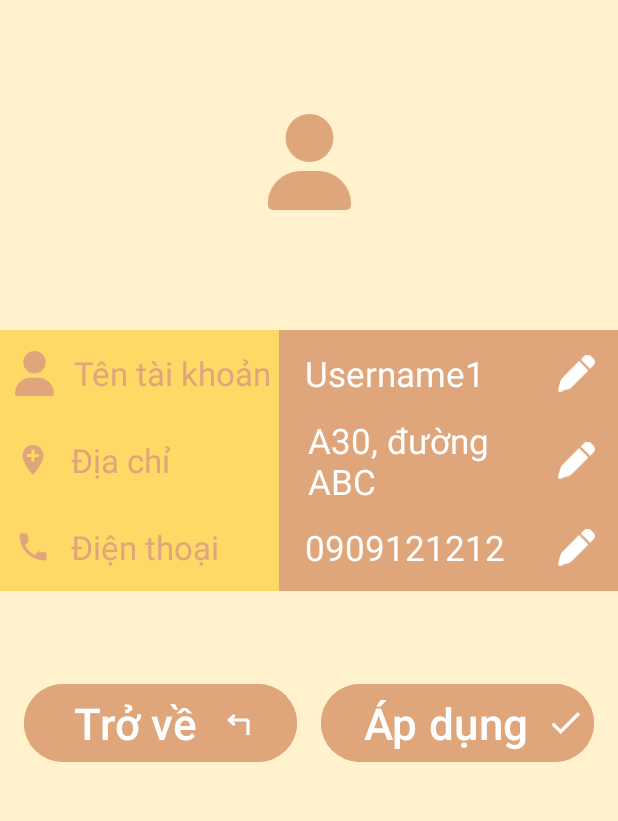
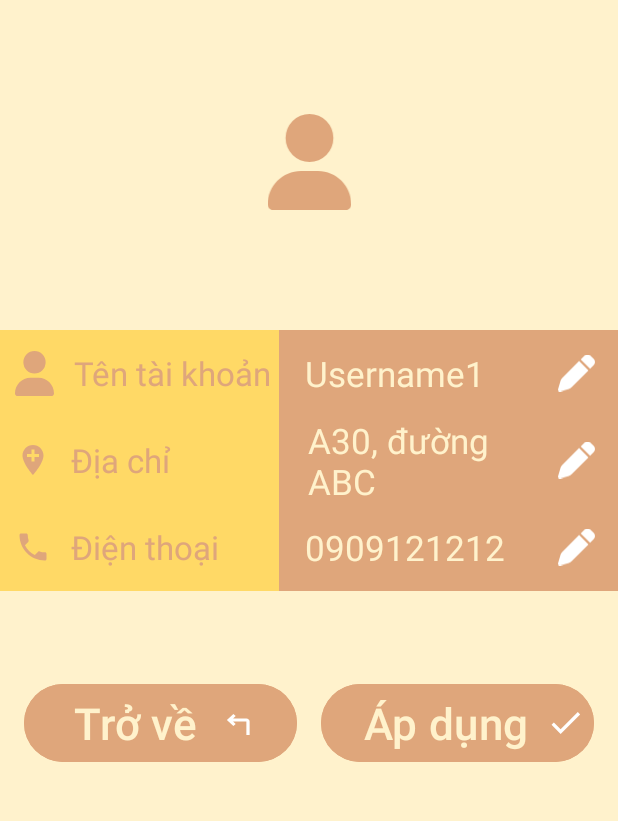
Before and after one commit to NNewbieDev/Admin_SaleBook, an Android app: the layout activity_info.xml on its own in the app's theme, with its tools: preview values and no code run, on a phone screen of 412 x 824 dp, the part 99-920 px from its top. Run offline under Robolectric (Android 15) with nearby library versions, the phone set to English and light mode, and no system bars.

Commit message:
Đã sửa màu chữ

```diff
--- a/app/src/main/res/layout/activity_info.xml
+++ b/app/src/main/res/layout/activity_info.xml
@@ -66,7 +66,7 @@
                 android:paddingStart="17dp"
                 android:paddingEnd="15dp"
                 android:text="Username1"
-                android:textColor="@color/white"
+                android:textColor="@color/lightorange"
                 android:textSize="23sp" />
 
             <ImageView
@@ -114,7 +114,7 @@
                     android:paddingStart="15dp"
                     android:paddingEnd="15dp"
                     android:text="A30, đường ABC"
-                    android:textColor="@color/white"
+                    android:textColor="@color/lightorange"
                     android:textSize="23sp" />
 
             </ScrollView>
@@ -159,7 +159,7 @@
                 android:paddingStart="17dp"
                 android:paddingEnd="15dp"
                 android:text="0909121212"
-                android:textColor="@color/white"
+                android:textColor="@color/lightorange"
                 android:textSize="23sp" />
 
             <ImageView
@@ -185,6 +185,7 @@
                 android:layout_marginStart="16dp"
                 android:layout_weight="1"
                 android:backgroundTint="@color/darkorange"
+                android:textColor="@color/lightorange"
                 android:drawableRight="@drawable/baseline_turn_left_24"
                 android:text="Trở về"
                 android:textSize="29sp" />
@@ -195,6 +196,7 @@
                 android:layout_height="60dp"
                 android:layout_marginStart="16dp"
                 android:layout_marginEnd="16dp"
+                android:textColor="@color/lightorange"
                 android:layout_weight="1"
                 android:backgroundTint="@color/darkorange"
                 android:drawableRight="@drawable/baseline_check_24"
```
